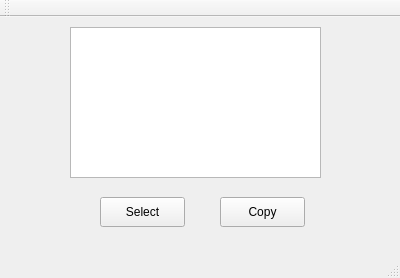
zhan2586/Photo_Uploader, file mainwindow.ui: the form before one commit.
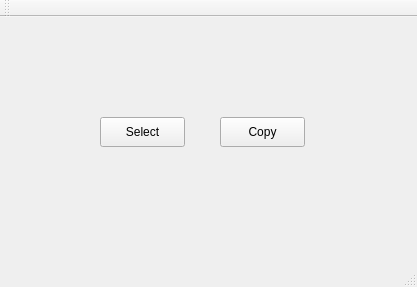
The form after the commit.

Diff of the .ui file:
```diff
--- a/mainwindow.ui
+++ b/mainwindow.ui
@@ -6,8 +6,8 @@
    <rect>
     <x>0</x>
     <y>0</y>
-    <width>400</width>
-    <height>278</height>
+    <width>417</width>
+    <height>287</height>
    </rect>
   </property>
   <property name="windowTitle">
@@ -18,7 +18,7 @@
     <property name="geometry">
      <rect>
       <x>100</x>
-      <y>180</y>
+      <y>100</y>
       <width>85</width>
       <height>30</height>
      </rect>
@@ -31,7 +31,7 @@
     <property name="geometry">
      <rect>
       <x>220</x>
-      <y>180</y>
+      <y>100</y>
       <width>85</width>
       <height>30</height>
      </rect>
@@ -46,16 +46,6 @@
      <bool>false</bool>
     </property>
    </widget>
-   <widget class="QPlainTextEdit" name="plainTextEdit">
-    <property name="geometry">
-     <rect>
-      <x>70</x>
-      <y>10</y>
-      <width>251</width>
-      <height>151</height>
-     </rect>
-    </property>
-   </widget>
   </widget>
   <widget class="QMenuBar" name="menuBar">
    <property name="geometry">
```
Left out of the diff: 2 changed lines with no effect on the pictures.
